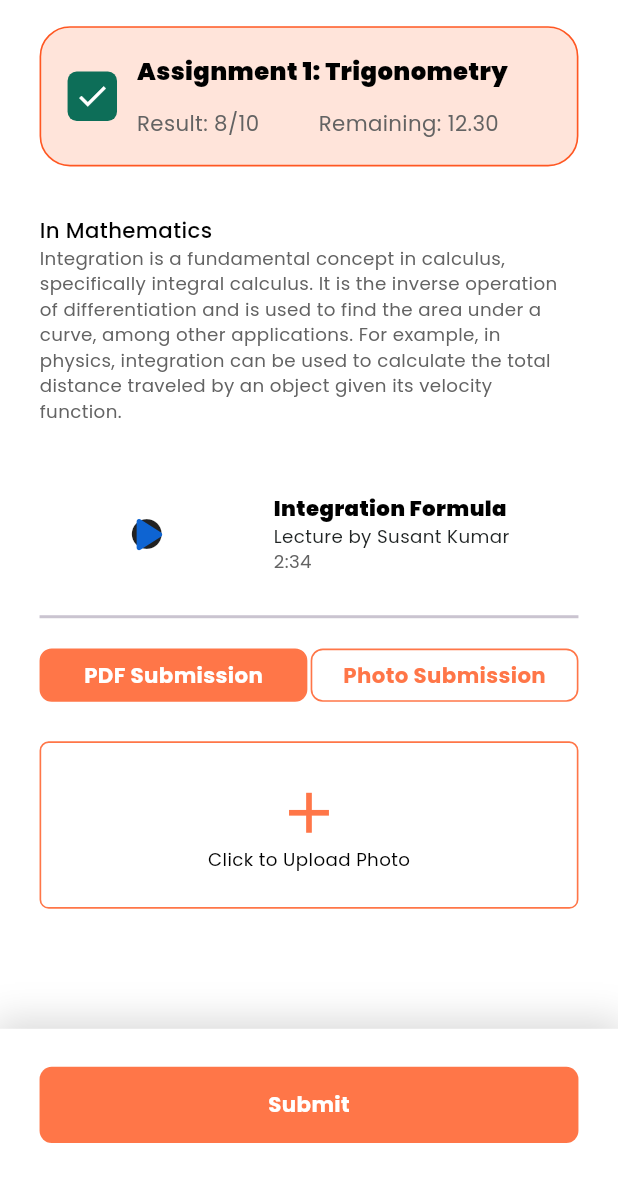
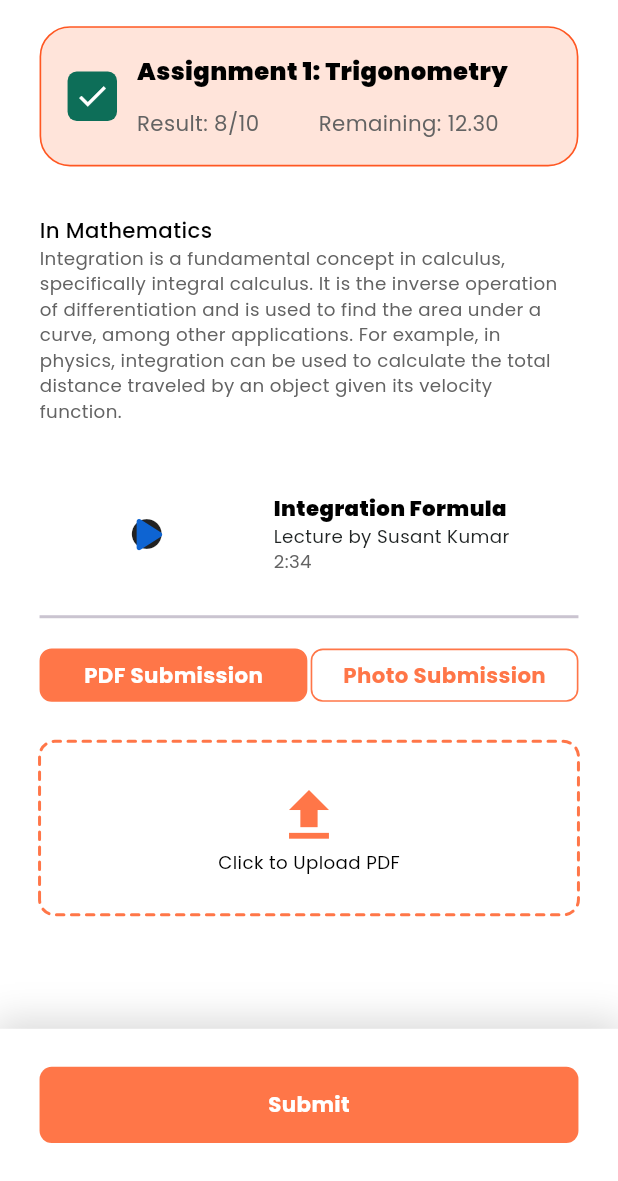
Before and after one commit to Ztrios/Learning-Management, a Flutter app: the AssignmentSubmissionPage screen opened directly, on a phone screen of 412 x 824 dp, the part 55-1236 px from its top. Run offline on Flutter 3.47's test engine with Material 3 defaults, Android fonts, the phone set to English and light mode, and no system bars; drawn by our look-alikes of cached_network_image, dotted_border, toastification; our stand-ins replace awesome_notifications, better_player_plus, dartz, date_picker_timeline, dio, equatable and 19 more; missing offline and left inert: defer_pointer, flutter_cached_pdfview, flutter_file_downloader; accounts and stored records are empty; network calls fail.

Commit message:
:sparkles: [Uploads]: Pdf Files or images Uploads functionalities completed.

```diff
--- /dev/null
+++ b/lib/core/helpers/format_data/file_formatters.dart
@@ -0,0 +1,6 @@
+
+class FileFormatters{
+  const FileFormatters._();
+
+
+}
--- a/lib/core/services/file_picker_services.dart
+++ b/lib/core/services/file_picker_services.dart
@@ -4,7 +4,7 @@ import 'package:file_picker/file_picker.dart';
 class FilePickerServices{
   const FilePickerServices._();
 
-  Future<File?> uploadPDF() async {
+  static Future<File?> uploadPDF() async {
     FilePickerResult? result = await FilePicker.platform.pickFiles(
       type: FileType.custom,
       allowedExtensions: ['pdf'],
@@ -18,8 +18,12 @@ class FilePickerServices{
   }
 
 
-  Future<List<File>?> uploadImages() async {
-    FilePickerResult? result = await FilePicker.platform.pickFiles(allowMultiple: true,);
+  static Future<List<File>?> uploadImages() async {
+    FilePickerResult? result = await FilePicker.platform.pickFiles(
+      allowMultiple: true,
+      type: FileType.custom,
+      allowedExtensions: ['jpg', 'png']
+    );
 
     if (result != null) {
       return result.paths.map((path) => File(path!)).toList();
--- a/lib/core/utils/enums/enums.dart
+++ b/lib/core/utils/enums/enums.dart
@@ -1,6 +1,3 @@
 enum InternetConnection {connected, disconnected}
 enum Status { initial, loading, success, failure, error }
-enum RecipeType { all, instants, schedule }
-enum ParentCategory { instants, schedule }
-enum OrderType { regular,campaign }
-enum CampaignType { discount,cashback,undefined }
+enum UploadType {pdf, images}
--- a/lib/features/lessons/presentation/pages/assignment_submission_page.dart
+++ b/lib/features/lessons/presentation/pages/assignment_submission_page.dart
@@ -1,3 +1,5 @@
+import 'dart:io';
+
 import 'package:flutter/material.dart';
 import 'package:flutter_screenutil/flutter_screenutil.dart';
 import 'package:learning_management/core/utils/styles/app_colors.dart';
@@ -123,7 +125,11 @@ class AssignmentSubmissionPage extends StatelessWidget {
 
                         gap12,
 
-                        FilesUploadWidget()
+                        FilesUploadWidget(
+                          selectedFiles: (files, type){
+
+                          },
+                        )
 
                       ],
                     ),
--- a/lib/features/lessons/presentation/pages/exams_submission_page.dart
+++ b/lib/features/lessons/presentation/pages/exams_submission_page.dart
@@ -1,6 +1,9 @@
+import 'dart:io';
+
 import 'package:defer_pointer/defer_pointer.dart';
 import 'package:flutter/material.dart';
 import 'package:flutter_screenutil/flutter_screenutil.dart';
+import 'package:learning_management/core/utils/enums/enums.dart';
 import 'package:learning_management/core/utils/styles/app_colors.dart';
 import 'package:learning_management/core/utils/styles/app_text_styles.dart';
 import 'package:learning_management/core/utils/ui_helpers/alignments.dart';
@@ -124,7 +127,9 @@ class ExamsSubmissionPage extends StatelessWidget {
 
                         gap12,
 
-                        FilesUploadWidget(),
+                        FilesUploadWidget(
+                          selectedFiles: (List<File>? files, UploadType type) {  },
+                        ),
 
                       ],
                     ),
--- a/lib/features/lessons/presentation/widgets/files_upload_widget.dart
+++ b/lib/features/lessons/presentation/widgets/files_upload_widget.dart
@@ -1,7 +1,12 @@
+import 'dart:io';
+
 import 'package:defer_pointer/defer_pointer.dart';
+import 'package:dotted_border/dotted_border.dart';
 import 'package:flutter/material.dart';
 import 'package:flutter_hooks/flutter_hooks.dart';
 import 'package:flutter_screenutil/flutter_screenutil.dart';
+import 'package:learning_management/core/services/file_picker_services.dart';
+import 'package:learning_management/core/utils/enums/enums.dart';
 import 'package:learning_management/core/utils/styles/app_colors.dart';
 import 'package:learning_management/core/utils/styles/app_text_styles.dart';
 import 'package:learning_management/core/utils/ui_helpers/alignments.dart';
@@ -10,12 +15,30 @@ import 'package:learning_management/core/utils/ui_helpers/spacing.dart';
 import 'package:learning_management/features/lessons/presentation/widgets/submission_types_selection.dart';
 
 class FilesUploadWidget extends HookWidget {
-  const FilesUploadWidget({super.key});
+  final Function(List<File>? files, UploadType type) selectedFiles;
+
+  const FilesUploadWidget({super.key, required this.selectedFiles});
 
   @override
   Widget build(BuildContext context) {
 
     final fileTypeIsPDF = useState<bool>(true);
+
+    final selectedPDF = useState<File?>(null);
+    final selectedImages = useState<List<File>?>(null);
+
+
+    Future<void> uploadFiles() async {
+      if(fileTypeIsPDF.value){
+        selectedPDF.value = await FilePickerServices.uploadPDF();
+        selectedFiles([?selectedPDF.value],UploadType.pdf);
+      }else{
+        List<File>? imageFiles = await FilePickerServices.uploadImages();
+        selectedImages.value = [...?imageFiles,...?selectedImages.value];
+        selectedFiles(selectedImages.value, UploadType.images);
+      }
+    }
+
 
     return DeferredPointerHandler(
       child: Column(
@@ -27,14 +50,79 @@ class FilesUploadWidget extends HookWidget {
 
           gap24,
 
+          /// For Single PDF file upload ********************************
+          if(fileTypeIsPDF.value)
             Row(
+              spacing: 12.w,
               children: [
 
-              if(!fileTypeIsPDF.value)
+                Expanded(
+                  child: InkWell(
+                    onTap: uploadFiles,
+                    child: DottedBorder(
+                      options: RoundedRectDottedBorderOptions(
+                        dashPattern: [5, 5],
+                        strokeWidth: 2,
+                        color: AppColors.deepOrange,
+                        strokeCap: StrokeCap.round,
+                        radius: Radius.circular(10.r),
+                      ),
+                      child: SizedBox(
+                        width: 1.sw,
+                        height: 110.h,
+                        child: Visibility(
+                          visible: selectedPDF.value == null,
+                          replacement: Row(
+                            crossAxisAlignment: crossCenter,
+                            mainAxisAlignment: mainCenter,
+                            children: [
+                              Icon(Icons.file_copy_outlined),
+                              gap6,
+                              Text(
+                                selectedPDF.value != null ? selectedPDF.value!.path.split("/").last : "",
+                                style: AppTextStyles.caption,
+                              )
+                            ],
+                          ),
+                          child: Column(
+                            mainAxisAlignment: mainCenter,
+                            crossAxisAlignment: crossCenter,
+                            children: [
+
+                              Icon(
+                                Icons.upload,
+                                size: 45.sp,
+                                color: AppColors.deepOrange,
+                              ),
+
+                              Text(
+                                "Click to Upload PDF",
+                                style: AppTextStyles.bodySmall.copyWith(
+                                    color: AppColors.textPrimary
+                                ),
+                              )
+
+                            ],
+                          ),
+                        ),
+                      ),
+                    ),
+                  ),
+                ),
+              ],
+            )
+
+
+          /// For Multiple image upload ********************************
+          else Row(
+            spacing: 12.w,
+            children: [
+
+              if(!fileTypeIsPDF.value && (selectedImages.value != null && selectedImages.value!.isNotEmpty))
               Expanded(
                 child: Container(
                   width: 1.sw,
-                  height: 110.h,
+                  height: 115.h,
                   decoration: BoxDecoration(
                       borderRadius: radius6,
                       border: Border.all(
@@ -47,17 +135,21 @@ class FilesUploadWidget extends HookWidget {
                     clipBehavior: Clip.none,
                     children: [
 
-                      Image.network(
-                        "https://www.studiestoday.com/sites/default/files/images16/Revision%20Worksheet%20Class%206%20Mathematics_2.PNG",
+                      ClipRRect(
+                        borderRadius: radius12,
+                        child: Image.file(
+                          selectedImages.value!.first,
                           width: 1.sw,
                           height: 1.sh,
+                          fit: BoxFit.cover,
+                        ),
                       ),
 
 
                       CircleAvatar(
                         backgroundColor: AppColors.deepOrange,
                         child: Text(
-                          "20",
+                          (selectedImages.value?.length ?? 0).toString(),
                           style: AppTextStyles.titleSmall.copyWith(
                               color: Colors.white
                           ),
@@ -69,8 +161,7 @@ class FilesUploadWidget extends HookWidget {
                         right: -15,
                         child: DeferPointer(
                           child: InkWell(
-                            onTap: (){
-                            },
+                            onTap: ()=> selectedImages.value = [],
                             child: CircleAvatar(
                               radius: 14.sp,
                               backgroundColor: AppColors.deepOrange,
@@ -89,40 +180,41 @@ class FilesUploadWidget extends HookWidget {
                 ),
               ),
 
-              if(!fileTypeIsPDF.value) gap12,
 
               Expanded(
                 child: InkWell(
-                  onTap: (){},
-                  child: Container(
+                  onTap: uploadFiles,
+                  child: DottedBorder(
+                    options: RoundedRectDottedBorderOptions(
+                      dashPattern: [5, 5],
+                      strokeWidth: 2,
+                      color: AppColors.deepOrange,
+                      strokeCap: StrokeCap.round,
+                      radius: Radius.circular(10.r),
+                    ),
+                    child: SizedBox(
                       width: 1.sw,
                       height: 110.h,
-                    decoration: BoxDecoration(
-                        borderRadius: radius6,
-                        border: Border.all(
-                            width: 1.w,
-                            color: AppColors.deepOrange
-                        )
-                    ),
                       child: Column(
                         mainAxisAlignment: mainCenter,
                         crossAxisAlignment: crossCenter,
                         children: [
 
                           Icon(
-                          Icons.add,
+                            Icons.upload,
                             size: 45.sp,
                             color: AppColors.deepOrange,
                           ),
 
                           Text(
-                          "Click to Upload Photo",
+                            "Click to Upload Photos",
                             style: AppTextStyles.bodySmall.copyWith(
                                 color: AppColors.textPrimary
                             ),
                           )
 
                         ],
+                      ),
                     ),
                   ),
                 ),
--- a/pubspec.yaml
+++ b/pubspec.yaml
@@ -26,6 +26,7 @@ dependencies:
   toastification: ^3.0.3
   syncfusion_flutter_charts: ^30.1.38
   defer_pointer: ^0.0.2
+  dotted_border: ^3.1.0
 
   # State Management & Utilities
   flutter_bloc: ^9.1.1
```
Also changed, not shown: pubspec.lock. Lines whose indentation alone changed are shown as unchanged.
